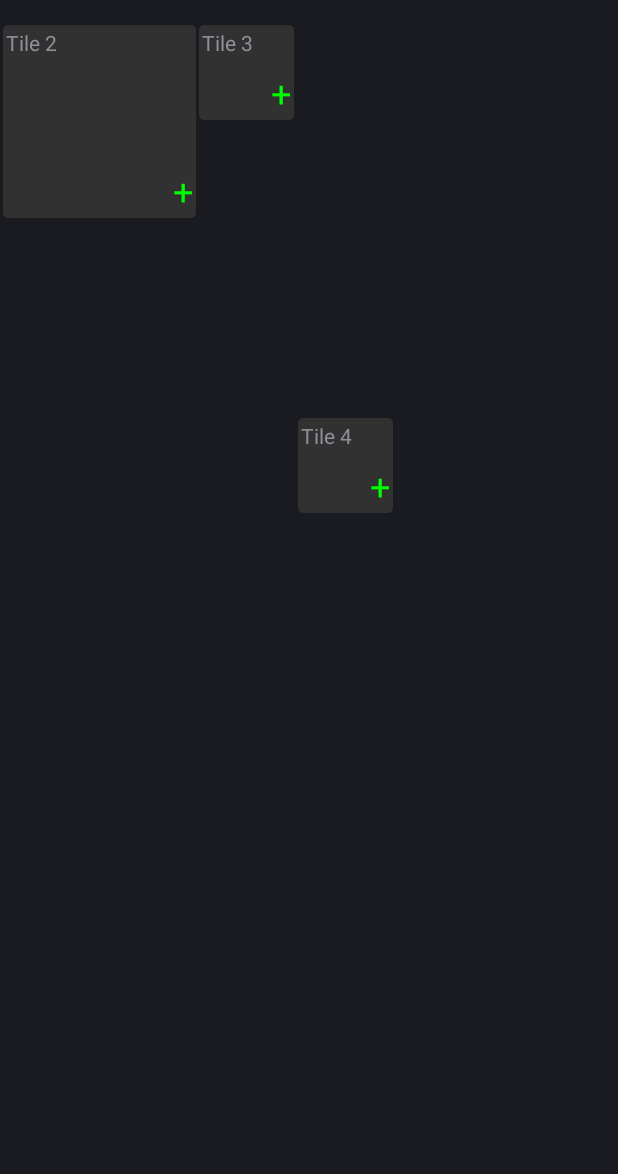
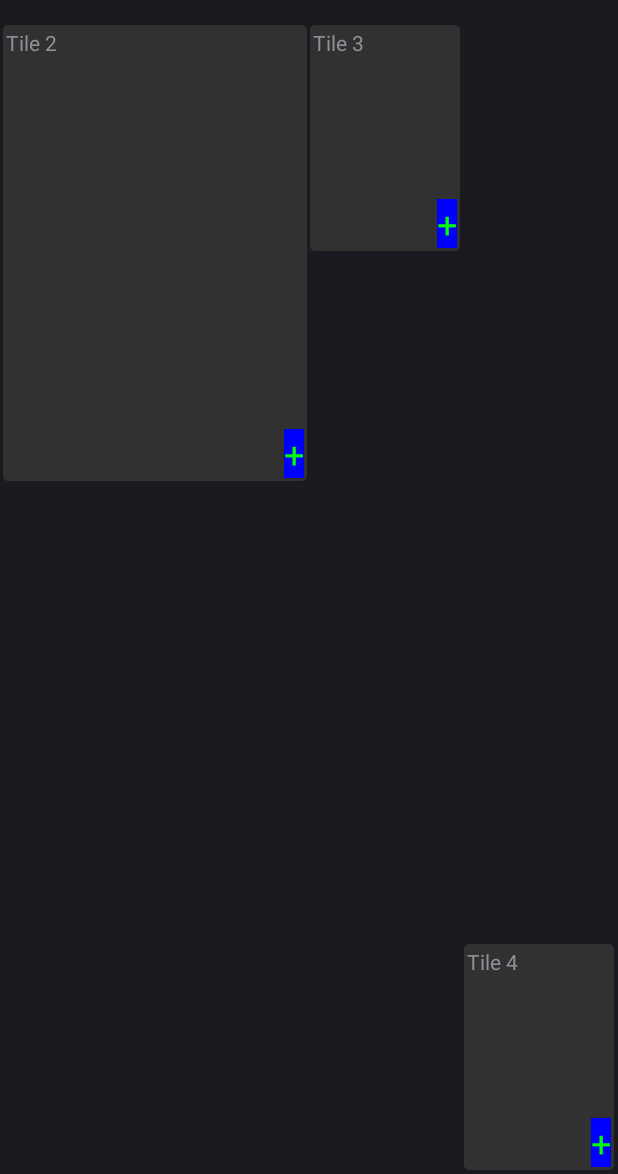
Before and after one commit to wealdtech/wealdtech-android, an Android app: the screen it shows after launch (PlayActivity), on a phone screen of 412 x 824 dp, the part 62-1236 px from its top. Run offline under Robolectric (Android 15) with nearby library versions, the phone set to English and light mode, and no system bars; libraries missing offline, so code that uses them is left out: ch.qos.logback, org.slf4j; 3 statements that could not run were skipped.

Commit message:
Updates to default to non-square tiles

```diff
--- a/wealdtech-tiles/src/main/java/com/wealdtech/android/tiles/Tile.java
+++ b/wealdtech-tiles/src/main/java/com/wealdtech/android/tiles/Tile.java
@@ -83,7 +83,7 @@ public abstract class Tile<T> extends FrameLayout
     {
       controlLayout = new TextView(getContext());
       controlLayout.setText("+");
-      controlLayout.setBackgroundColor(Color.TRANSPARENT);
+      controlLayout.setBackgroundColor(Color.BLUE);
       controlLayout.setTextColor(Color.GREEN);
       controlLayout.setTextSize(24);
 
@@ -203,18 +203,18 @@ public abstract class Tile<T> extends FrameLayout
     return isExpandable() || isEditable();
   }
 
-  @Override
-  public void onMeasure(final int widthMeasureSpec, final int heightMeasureSpec)
-  {
-    // TODO Tiles are always the full size of the available space (minus margins and padding); spec passed in should always be EXACTLY, so we shouldn't pass this
-    // up to the parent to do the work as it over-calculates
-    int widthMode = MeasureSpec.getMode(widthMeasureSpec);
-    int width = MeasureSpec.getSize(widthMeasureSpec);
-    int heightMode = MeasureSpec.getMode(heightMeasureSpec);
-    int height = MeasureSpec.getSize(heightMeasureSpec);
+//  @Override
+//  public void onMeasure(final int widthMeasureSpec, final int heightMeasureSpec)
+//  {
+//    // TODO Tiles are always the full size of the available space (minus margins and padding); spec passed in should always be EXACTLY, so we shouldn't pass this
+//    // up to the parent to do the work as it over-calculates
+//    int widthMode = MeasureSpec.getMode(widthMeasureSpec);
+//    int width = MeasureSpec.getSize(widthMeasureSpec);
+//    int heightMode = MeasureSpec.getMode(heightMeasureSpec);
+//    int height = MeasureSpec.getSize(heightMeasureSpec);
 //    LOG.error("onMeasure({}, {}) / ({}, {})         AT_MOST:{} EXACTLY:{} UNSPECIFIED:{}", width, height, widthMode, heightMode, MeasureSpec.AT_MOST, MeasureSpec.EXACTLY, MeasureSpec.UNSPECIFIED);
-    super.onMeasure(widthMeasureSpec, heightMeasureSpec);
-  }
+//    super.onMeasure(widthMeasureSpec, heightMeasureSpec);
+//  }
 
   @Override
   public void addView(@Nonnull final View view)
@@ -223,6 +223,17 @@ public abstract class Tile<T> extends FrameLayout
     if (controlLayout != null && controlLayout != view)
     {
       controlLayout.bringToFront();
+    }
+  }
+
+  @Override
+  public void removeAllViews()
+  {
+    //... except our control layout, if we have one
+    super.removeAllViews();
+    if (controlLayout != null)
+    {
+      addView(controlLayout);
     }
   }
 
--- a/wealdtech-tiles/src/main/java/com/wealdtech/android/tiles/TileLayout.java
+++ b/wealdtech-tiles/src/main/java/com/wealdtech/android/tiles/TileLayout.java
@@ -35,6 +35,7 @@ public class TileLayout extends ViewGroup
   // These are the rows and columns we expect to have in portrait mode
   private int portraitCols = DEFAULT_PORTRAIT_COLS;
   private int portraitRows = DEFAULT_PORTRAIT_ROWS;
+  private boolean forceSquare = false;
   private float spacing = DEFAULT_SPACING;
 
   // FIXME remove after testing
@@ -56,7 +57,7 @@ public class TileLayout extends ViewGroup
   public TileLayout(final Context context, final AttributeSet attrs, final int defStyle)
   {
     super(context, attrs, defStyle);
-    // We implement onDraw() so...
+    // We implement draw() so...
     setWillNotDraw(false);
     setAttrs(attrs, defStyle);
     tiles = new ArrayList<>();
@@ -79,7 +80,7 @@ public class TileLayout extends ViewGroup
       }
       else if (attr == R.styleable.TileLayout_spacing)
       {
-        spacing = (int) a.getDimension(attr, spacing);
+        spacing = (int)a.getDimension(attr, spacing);
       }
     }
     a.recycle();
@@ -100,6 +101,40 @@ public class TileLayout extends ViewGroup
     else
     {
       return Math.min((width - spacing) / portraitRows - spacing, (height - spacing) / portraitCols - spacing);
+    }
+  }
+
+  /**
+   * Calculate the width of a tile side. Calculation takes up all available space, so can result in non-square tiles
+   *
+   * @return the width of a tile side
+   */
+  private float calculateTileWidth(final int width)
+  {
+    if (currentOrientation == Configuration.ORIENTATION_PORTRAIT)
+    {
+      return (width - spacing) / portraitCols - spacing;
+    }
+    else
+    {
+      return (width - spacing) / portraitRows - spacing;
+    }
+  }
+
+  /**
+   * Calculate the height of a tile side. Calculation takes up all available space, so can result in non-square tiles
+   *
+   * @return the height of a tile side
+   */
+  private float calculateTileHeight(final int height)
+  {
+    if (currentOrientation == Configuration.ORIENTATION_PORTRAIT)
+    {
+      return (height - spacing) / portraitRows - spacing;
+    }
+    else
+    {
+      return (height - spacing) / portraitCols - spacing;
     }
   }
 
@@ -137,13 +172,14 @@ public class TileLayout extends ViewGroup
     final int width = r - l;
     final int height = b - t;
 
-    // Our number of columns and rows depends on our orientation
-    final float tileUnit = calculateTileUnit(width, height);
+    // Tile width and height
+    final float tileWidth = forceSquare ? calculateTileUnit(width, height) : calculateTileWidth(width);
+    final float tileHeight = forceSquare ? calculateTileUnit(width, height) : calculateTileHeight(height);
 
     if (expandedTile != null)
     {
       // We have an expanded tile; just display that
-      expandedTile.layout(l + (int) spacing, t + (int) spacing, r - (int) spacing, b - (int) spacing);
+      expandedTile.layout(l + (int)spacing, t + (int)spacing, r - (int)spacing, b - (int)spacing);
     }
     else
     {
@@ -151,39 +187,39 @@ public class TileLayout extends ViewGroup
       final int rows = currentOrientation == Configuration.ORIENTATION_PORTRAIT ? portraitRows : portraitCols;
       final int cols = currentOrientation == Configuration.ORIENTATION_PORTRAIT ? portraitCols : portraitRows;
 
-      // Set up a boolean which shows which spaces have been taken
+      // Set up a boolean array which shows which spaces have been taken
       final boolean[][] spaceTaken = new boolean[cols][rows];
 
       final int numChildren = getChildCount();
 
-      // Need to take two passes.  First we set up any children with defined position
+      // Need to take two passes.  First we lay out any children with hardcoded positions
       for (int i = 0; i < numChildren; i++)
       {
         final View child = getChildAt(i);
         if (child instanceof Tile && child.getVisibility() != View.GONE)
         {
-          final Tile tile = (Tile) child;
+          final Tile tile = (Tile)child;
           if (!tile.isFloating())
           {
             final int left = currentOrientation == Configuration.ORIENTATION_PORTRAIT ? tile.getTileLeft() : tile.getTileTop();
             final int top = currentOrientation == Configuration.ORIENTATION_PORTRAIT ? tile.getTileTop() : tile.getTileLeft();
             setSpaceOccupied(spaceTaken, left, top, left + tile.getColSpan(), top + tile.getRowSpan());
-            final int leftPx = (int) (left * tileUnit + ((left + 1) * spacing));
-            final int rightPx = leftPx + (int) ((tile.getColSpan() * tileUnit) + ((tile.getColSpan() - 1) * spacing));
-            final int topPx = (int) (top * tileUnit + ((top + 1) * spacing));
-            final int bottomPx = topPx + (int) ((tile.getRowSpan() * tileUnit) + ((tile.getRowSpan() - 1) * spacing));
+            final int leftPx = (int)(left * tileWidth + ((left + 1) * spacing));
+            final int rightPx = leftPx + (int)((tile.getColSpan() * tileWidth) + ((tile.getColSpan() - 1) * spacing));
+            final int topPx = (int)(top * tileHeight + ((top + 1) * spacing));
+            final int bottomPx = topPx + (int)((tile.getRowSpan() * tileHeight) + ((tile.getRowSpan() - 1) * spacing));
             tile.layout(leftPx, topPx, rightPx, bottomPx);
           }
         }
       }
 
-      // Second pass we set up any children without defined position
+      // Second pass we lay out any floating children
       for (int i = 0; i < numChildren; i++)
       {
         final View child = getChildAt(i);
         if (child instanceof Tile && child.getVisibility() != View.GONE)
         {
-          final Tile tile = (Tile) child;
+          final Tile tile = (Tile)child;
           if (tile.isFloating())
           {
             final int left = currentOrientation == Configuration.ORIENTATION_PORTRAIT ? tile.getTileLeft() : tile.getTileTop();
@@ -192,10 +228,10 @@ public class TileLayout extends ViewGroup
             if (start != null)
             {
               setSpaceOccupied(spaceTaken, start.x, start.y, start.x + tile.getColSpan(), start.y + tile.getRowSpan());
-              final int leftPx = (int) (start.x * tileUnit + ((start.x + 1) * spacing));
-              final int rightPx = leftPx + (int) ((tile.getColSpan() * tileUnit) + ((tile.getColSpan() - 1) * spacing));
-              final int topPx = (int) (start.y * tileUnit + ((start.y + 1) * spacing));
-              final int bottomPx = topPx + (int) ((tile.getRowSpan() * tileUnit) + ((tile.getRowSpan() - 1) * spacing));
+              final int leftPx = (int)(start.x * tileWidth + ((start.x + 1) * spacing));
+              final int rightPx = leftPx + (int)((tile.getColSpan() * tileWidth) + ((tile.getColSpan() - 1) * spacing));
+              final int topPx = (int)(start.y * tileHeight + ((start.y + 1) * spacing));
+              final int bottomPx = topPx + (int)((tile.getRowSpan() * tileHeight) + ((tile.getRowSpan() - 1) * spacing));
               tile.layout(leftPx, topPx, rightPx, bottomPx);
             }
           }
@@ -308,29 +344,38 @@ public class TileLayout extends ViewGroup
     final int rows = currentOrientation == Configuration.ORIENTATION_PORTRAIT ? portraitRows : portraitCols;
     final int cols = currentOrientation == Configuration.ORIENTATION_PORTRAIT ? portraitCols : portraitRows;
 
-    // Tile unit is the size of the side of a tile
-    final float tileUnit = calculateTileUnit(width, height);
+    // Tile width and height
+    final float tileWidth = forceSquare ? calculateTileUnit(width, height) : calculateTileWidth(width);
+    final float tileHeight = forceSquare ? calculateTileUnit(width, height) : calculateTileHeight(height);
 
-    final int numChildren = getChildCount();
-    for (int i = 0; i < numChildren; i++)
+    if (expandedTile != null)
     {
-      // We only lay out tiles here.  Other items are part of the overlay and calculated in-loop
-      final View child = getChildAt(i);
-      if (child instanceof Tile && child.getVisibility() != View.GONE)
+      // We have a single expanded tile; set width and height appropriately
+      final int childWidth = (int)((cols * tileWidth) + ((cols - 1) * spacing));
+      final int childHeight = (int)((rows * tileHeight) + ((rows - 1) * spacing));
+      final int heightSpec = MeasureSpec.makeMeasureSpec(childHeight, MeasureSpec.EXACTLY);
+      final int widthSpec = MeasureSpec.makeMeasureSpec(childWidth, MeasureSpec.EXACTLY);
+      expandedTile.measure(widthSpec, heightSpec);
+    }
+    else
+    {
+      final int numChildren = getChildCount();
+      for (int i = 0; i < numChildren; i++)
       {
-        final Tile tile = (Tile) child;
-
-        final int childWidth = (int) ((tile.getColSpan() * tileUnit) + ((tile.getColSpan() - 1) * spacing));
-        final int childHeight = (int) ((tile.getRowSpan() * tileUnit) + ((tile.getRowSpan() - 1) * spacing));
-        int heightSpec = MeasureSpec.makeMeasureSpec(childHeight, MeasureSpec.EXACTLY);
-        int widthSpec = MeasureSpec.makeMeasureSpec(childWidth, MeasureSpec.EXACTLY);
-
-        tile.measure(widthSpec, heightSpec);
+        final Tile tile = (Tile)getChildAt(i);
+        if (tile.getVisibility() != View.GONE)
+        {
+          final int childWidth = (int)((tile.getColSpan() * tileWidth) + ((tile.getColSpan() - 1) * spacing));
+          final int childHeight = (int)((tile.getRowSpan() * tileHeight) + ((tile.getRowSpan() - 1) * spacing));
+          final int heightSpec = MeasureSpec.makeMeasureSpec(childHeight, MeasureSpec.EXACTLY);
+          final int widthSpec = MeasureSpec.makeMeasureSpec(childWidth, MeasureSpec.EXACTLY);
+          tile.measure(widthSpec, heightSpec);
+        }
       }
     }
 
-    width = (int) (((tileUnit + spacing) * cols) + spacing);
-    height = (int) (((tileUnit + spacing) * rows) + spacing);
+    width = (int)(((tileWidth + spacing) * cols) + spacing);
+    height = (int)(((tileHeight + spacing) * rows) + spacing);
     setMeasuredDimension(width, height);
   }
 
@@ -341,12 +386,20 @@ public class TileLayout extends ViewGroup
     {
       throw new RuntimeException("Can only add tiles to tile layout");
     }
-    final Tile tile = (Tile) child;
+    final Tile tile = (Tile)child;
     tiles.add(tile);
     if (tile.hasControls())
     {
       tile.controlLayout.setClickable(true);
-      tile.controlLayout.setOnClickListener(new ExpandClickListener(tile));
+      if (expandedTile != null && expandedTile.getId() == tile.getId())
+      {
+        tile.controlLayout.setOnClickListener(new ContractClickListener(tile));
+        tile.onTileExpanded();
+      }
+      else
+      {
+        tile.controlLayout.setOnClickListener(new ExpandClickListener(tile));
+      }
     }
     super.addView(child, index, params);
     requestLayout();
@@ -376,9 +429,10 @@ public class TileLayout extends ViewGroup
     public void onClick(final View view)
     {
       expandedTile = tile;
-      final OnClickListener contractClickListener = new ContractClickListener(tile);
-      view.setOnClickListener(contractClickListener);
+      tile.onTileExpanded();
+      view.setOnClickListener(new ContractClickListener(tile));
       requestLayout();
+      invalidate();
     }
   }
 
@@ -394,8 +448,10 @@ public class TileLayout extends ViewGroup
     public void onClick(final View view)
     {
       expandedTile = null;
+      tile.onTileContracted();
       view.setOnClickListener(new ExpandClickListener(tile));
       requestLayout();
+      invalidate();
     }
   }
 
@@ -425,18 +481,18 @@ public class TileLayout extends ViewGroup
       return;
     }
 
-    final SavedState ss = (SavedState) state;
+    final SavedState ss = (SavedState)state;
     super.onRestoreInstanceState(ss.getSuperState());
 
     if (ss.expandedTileId != -1)
     {
       final int numChildren = getChildCount();
-      for (int i = 0 ; i < numChildren; i++)
+      for (int i = 0; i < numChildren; i++)
       {
         final View child = getChildAt(i);
         if (child.getId() == ss.expandedTileId)
         {
-          expandedTile = (Tile) child;
+          expandedTile = (Tile)child;
         }
       }
     }
@@ -446,19 +502,19 @@ public class TileLayout extends ViewGroup
   {
     int expandedTileId;
 
-    SavedState(Parcelable superState)
+    SavedState(final Parcelable superState)
     {
       super(superState);
     }
 
-    private SavedState(Parcel in)
+    private SavedState(final Parcel in)
     {
       super(in);
       this.expandedTileId = in.readInt();
     }
 
     @Override
-    public void writeToParcel(Parcel out, int flags)
+    public void writeToParcel(@Nonnull final Parcel out, final int flags)
     {
       super.writeToParcel(out, flags);
       out.writeInt(this.expandedTileId);
@@ -466,12 +522,12 @@ public class TileLayout extends ViewGroup
 
     public static final Parcelable.Creator<SavedState> CREATOR = new Parcelable.Creator<SavedState>()
     {
-      public SavedState createFromParcel(Parcel in)
+      public SavedState createFromParcel(final Parcel in)
       {
         return new SavedState(in);
       }
 
-      public SavedState[] newArray(int size)
+      public SavedState[] newArray(final int size)
       {
         return new SavedState[size];
       }
```
Also changed, not shown: wealdtech-tiles/src/main/java/com/wealdtech/android/PlayActivity.java (+9 -50 lines).
